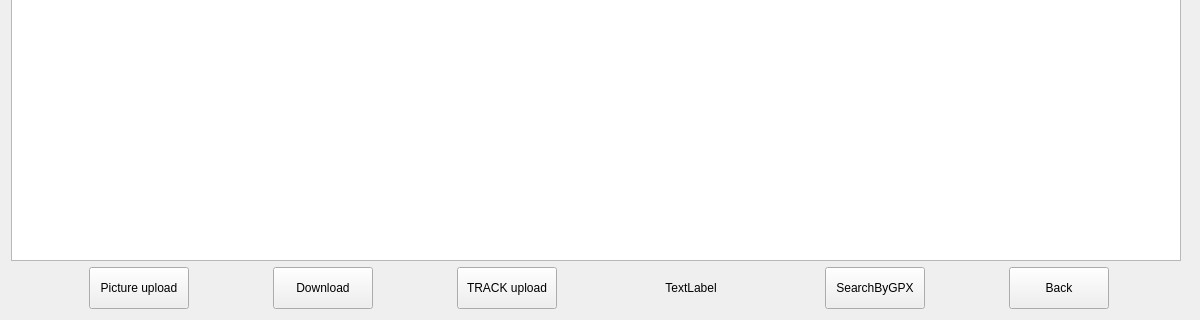
Qt form new_SNR/Project/UI/picturelist.ui (Teaching-projects/SZE-Projektmunka-2019-Shoot-Run) before a commit; both pictures show x 0 to 1200 and y 580 to 900 of the 1200 by 900 pixel window.
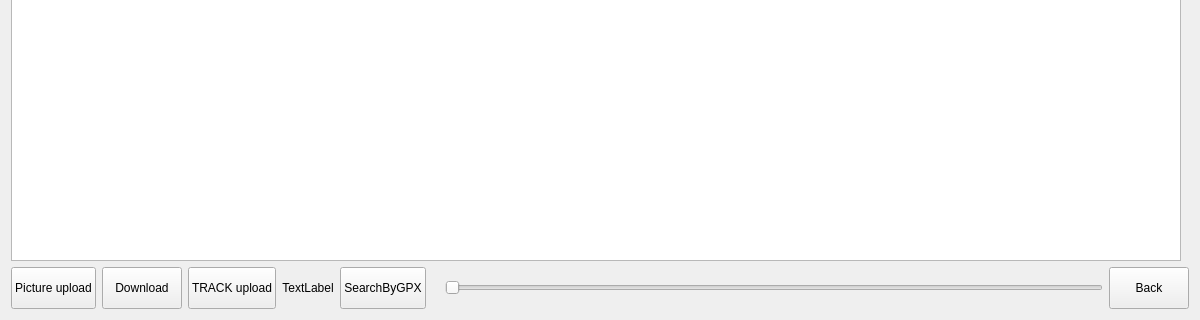
The same form after that commit.

```diff
--- a/new_SNR/Project/UI/picturelist.ui
+++ b/new_SNR/Project/UI/picturelist.ui
@@ -225,6 +225,30 @@
          </property>
         </widget>
        </item>
+       <item>
+        <layout class="QHBoxLayout" name="horizontalLayout_2">
+         <item>
+          <widget class="QLabel" name="distance">
+           <property name="text">
+            <string/>
+           </property>
+          </widget>
+         </item>
+         <item>
+          <widget class="QSlider" name="horizontalSlider">
+           <property name="minimum">
+            <number>1</number>
+           </property>
+           <property name="maximum">
+            <number>50</number>
+           </property>
+           <property name="orientation">
+            <enum>Qt::Horizontal</enum>
+           </property>
+          </widget>
+         </item>
+        </layout>
+       </item>
        <item>
         <widget class="QPushButton" name="back">
          <property name="minimumSize">
```
Left out of the diff: 2 changed lines with no effect on the pictures.
